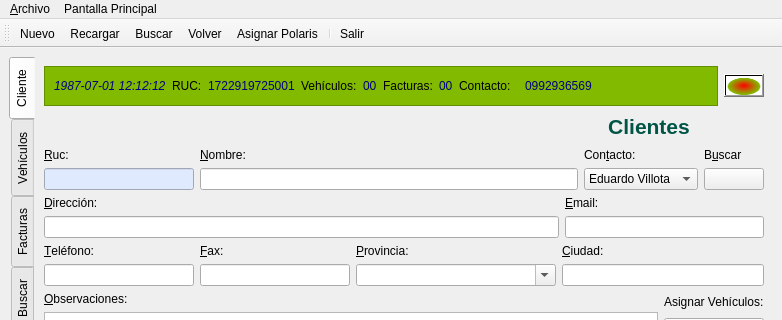
This is aplicacion/plantillas/frm_cliente.ui in eduardouio/gelvsrm as Qt 5 draws it before an edit; both pictures show x 0 to 782 and y 0 to 320 of the 782 by 565 pixel window. The edited form follows.
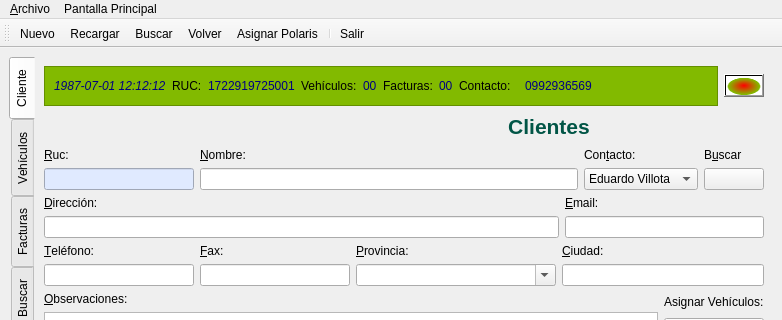
This is the edited form. Icons and pictures are not drawn.

Commit message: se encia una

The edit to the form file:
```diff
--- a/aplicacion/plantillas/frm_cliente.ui
+++ b/aplicacion/plantillas/frm_cliente.ui
@@ -445,22 +445,6 @@
               </property>
              </widget>
             </item>
-            <item>
-             <spacer name="horizontalSpacer_2">
-              <property name="orientation">
-               <enum>Qt::Horizontal</enum>
-              </property>
-              <property name="sizeType">
-               <enum>QSizePolicy::Minimum</enum>
-              </property>
-              <property name="sizeHint" stdset="0">
-               <size>
-                <width>200</width>
-                <height>20</height>
-               </size>
-              </property>
-             </spacer>
-            </item>
             <item>
              <widget class="QLabel" name="lbl_clientes_gelvs">
               <property name="toolTip">
```
Left out of the diff: 38 changed lines with no effect on the pictures. The commit also changes 1 other file.
